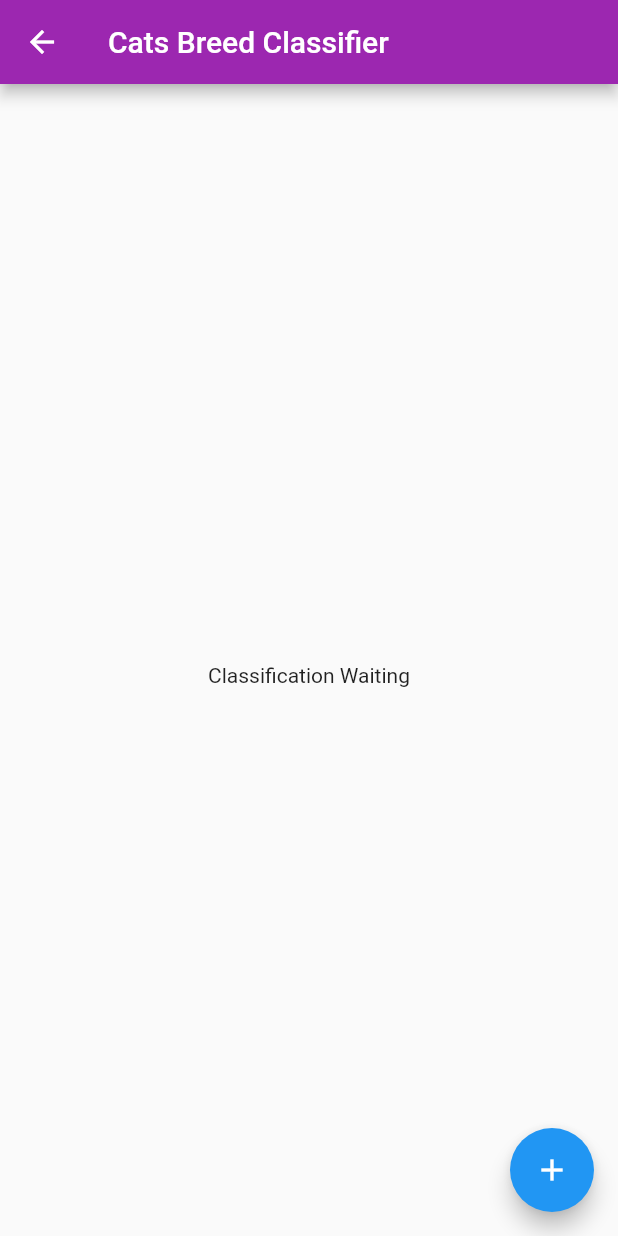
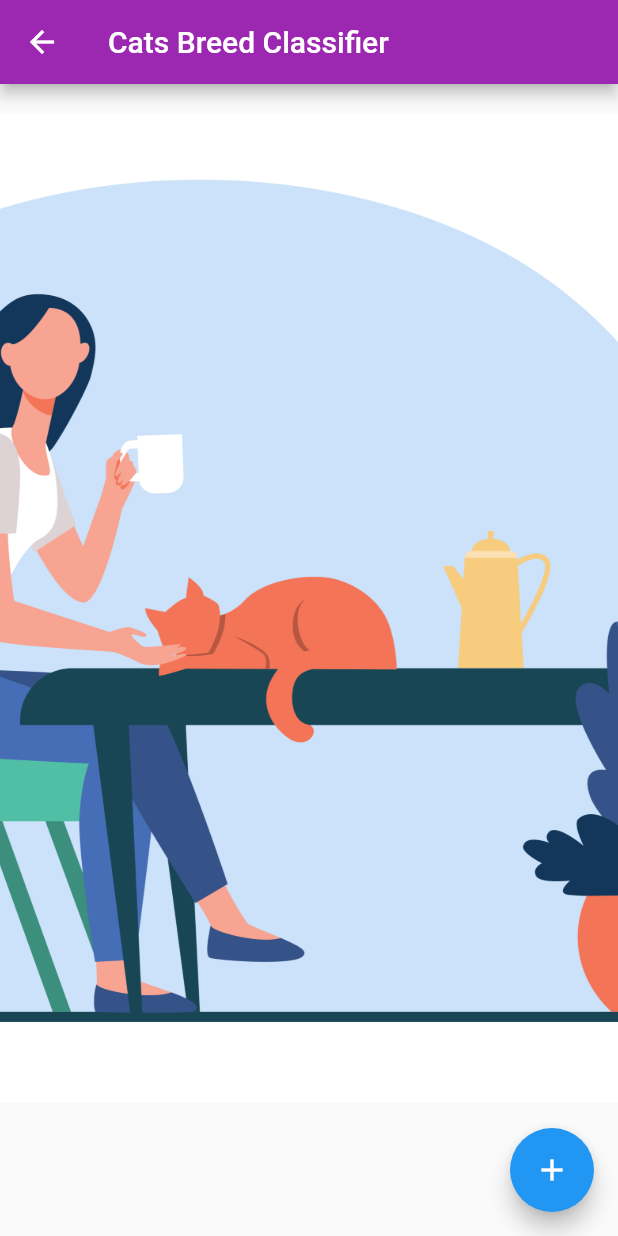
Before and after one commit to hargun79/breed_identifier, a Flutter app: the screen it shows after launch, after a tap on "Cats", on a phone screen of 412 x 824 dp. Run offline on Flutter 3.47's test engine with Material 2 defaults, Android fonts, the phone set to English and light mode, and no system bars; our stand-ins replace image_picker; missing offline and left inert: tflite; project files that could hold a hidden picture were left out.

Commit message:
Updated UI

```diff
--- a/lib/main.dart
+++ b/lib/main.dart
@@ -46,13 +46,13 @@ class _MyHomePageState extends State<MyHomePage> with TickerProviderStateMixin {
         crossAxisAlignment: CrossAxisAlignment.center,
         children: [
           SizedBox(
-            height: 100,
+            height: 50,
           ),
           Row(
             mainAxisAlignment: MainAxisAlignment.center,
             children: [
               Text(
-                'Breed Classifier',
+                'Select Animal',
                 textAlign: TextAlign.center,
                 style: TextStyle(fontSize: 50, fontWeight: FontWeight.w100),
               ),
@@ -65,8 +65,8 @@ class _MyHomePageState extends State<MyHomePage> with TickerProviderStateMixin {
             mainAxisAlignment: MainAxisAlignment.center,
             children: [
               ButtonTheme(
-                minWidth: 200,
-                height: 50,
+                minWidth: MediaQuery.of(context).size.width,
+                height: MediaQuery.of(context).size.height / 3,
                 buttonColor: Color(0xFF654ea3),
                 child: RaisedButton(
                   onPressed: () {
@@ -78,6 +78,9 @@ class _MyHomePageState extends State<MyHomePage> with TickerProviderStateMixin {
                   textColor: Colors.white,
                   padding: const EdgeInsets.all(0.0),
                   child: Container(
+                    alignment: Alignment.center,
+                    width: MediaQuery.of(context).size.width,
+                    height: MediaQuery.of(context).size.height / 3,
                     decoration: const BoxDecoration(
                       gradient: LinearGradient(
                         colors: <Color>[
@@ -88,21 +91,25 @@ class _MyHomePageState extends State<MyHomePage> with TickerProviderStateMixin {
                       ),
                     ),
                     padding: const EdgeInsets.all(10.0),
-                    child: const Text('Dogs'),
+                    child: const Text(
+                      'Dogs',
+                      style:
+                          TextStyle(fontSize: 50, fontWeight: FontWeight.w200),
+                    ),
                   ),
                 ),
               ),
             ],
           ),
           SizedBox(
-            height: 50,
+            height: 5,
           ),
           Row(
             mainAxisAlignment: MainAxisAlignment.center,
             children: [
               ButtonTheme(
-                minWidth: 200,
-                height: 50,
+                minWidth: MediaQuery.of(context).size.width,
+                height: MediaQuery.of(context).size.height / 3,
                 buttonColor: Color(0xFF654ea3),
                 child: RaisedButton(
                   onPressed: () {
@@ -114,6 +121,9 @@ class _MyHomePageState extends State<MyHomePage> with TickerProviderStateMixin {
                   textColor: Colors.white,
                   padding: const EdgeInsets.all(0.0),
                   child: Container(
+                    alignment: Alignment.center,
+                    width: MediaQuery.of(context).size.width,
+                    height: MediaQuery.of(context).size.height / 3,
                     decoration: const BoxDecoration(
                       gradient: LinearGradient(
                         colors: <Color>[
@@ -123,7 +133,11 @@ class _MyHomePageState extends State<MyHomePage> with TickerProviderStateMixin {
                       ),
                     ),
                     padding: const EdgeInsets.all(10.0),
-                    child: const Text('Cats'),
+                    child: const Text(
+                      'Cats',
+                      style:
+                          TextStyle(fontSize: 50, fontWeight: FontWeight.w200),
+                    ),
                   ),
                 ),
               ),
--- a/lib/screens/cats.dart
+++ b/lib/screens/cats.dart
@@ -114,7 +114,23 @@ class _CatsState extends State<Cats> with TickerProviderStateMixin {
                                 background: Paint()..color = Colors.white,
                                 fontWeight: FontWeight.bold),
                           )
-                        : Text("Classification Waiting")
+                        : Expanded(
+                            child: new Stack(
+                              children: <Widget>[
+                                new Container(
+                                  //width: MediaQuery.of(context).size.width * 0.95,
+                                  height:
+                                      MediaQuery.of(context).size.height * 0.8,
+                                  decoration: new BoxDecoration(
+                                    image: new DecorationImage(
+                                      image: new AssetImage("assets/cats.jpg"),
+                                      fit: BoxFit.cover,
+                                    ),
+                                  ),
+                                ),
+                              ],
+                            ),
+                          )
                   ],
                 ),
               ),
--- a/lib/screens/dogs.dart
+++ b/lib/screens/dogs.dart
@@ -121,7 +121,23 @@ class _DogsState extends State<Dogs> with TickerProviderStateMixin {
                                   background: Paint()..color = Colors.white,
                                   fontWeight: FontWeight.bold),
                             )
-                          : Text("Classification Waiting")
+                          : Expanded(
+                              child: new Stack(
+                                children: <Widget>[
+                                  new Container(
+                                    // width: MediaQuery.of(context).size.width,
+                                    //height: MediaQuery.of(context).size.height * 0.8,
+                                    decoration: new BoxDecoration(
+                                      image: new DecorationImage(
+                                        image:
+                                            new AssetImage("assets/dogs.jpg"),
+                                        fit: BoxFit.cover,
+                                      ),
+                                    ),
+                                  ),
+                                ],
+                              ),
+                            )
                     ],
                   ),
                 );
```
Also changed, not shown: assets/cats.jpg (added), assets/dogs.jpg (added).
